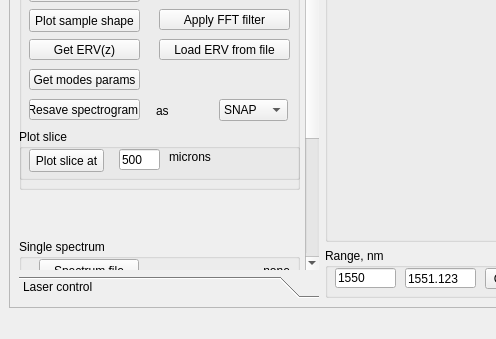
Qt form Windows/UIs/MainWindow.ui (al509/ScanLoop) before a commit; both pictures show x 0 to 496 and y 301 to 640 of the 1039 by 640 pixel window.
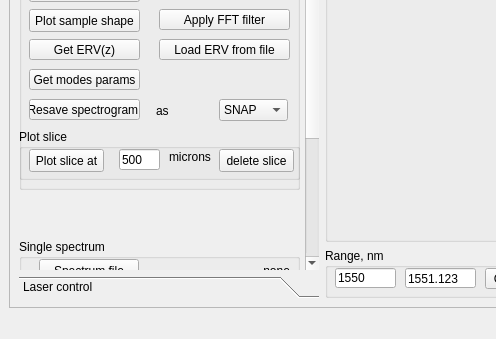
The same form after that commit.

Diff of the .ui file:
```diff
--- a/Windows/UIs/MainWindow.ui
+++ b/Windows/UIs/MainWindow.ui
@@ -1690,6 +1690,19 @@
                <string>microns</string>
               </property>
              </widget>
+             <widget class="QPushButton" name="pushButton_delete_slice">
+              <property name="geometry">
+               <rect>
+                <x>200</x>
+                <y>20</y>
+                <width>75</width>
+                <height>23</height>
+               </rect>
+              </property>
+              <property name="text">
+               <string>delete slice</string>
+              </property>
+             </widget>
             </widget>
             <widget class="QPushButton" name="pushButton_analyzer_choose_plotting_param_file">
              <property name="geometry">
```
Left out of the diff: 12 changed lines with no effect on the pictures.
